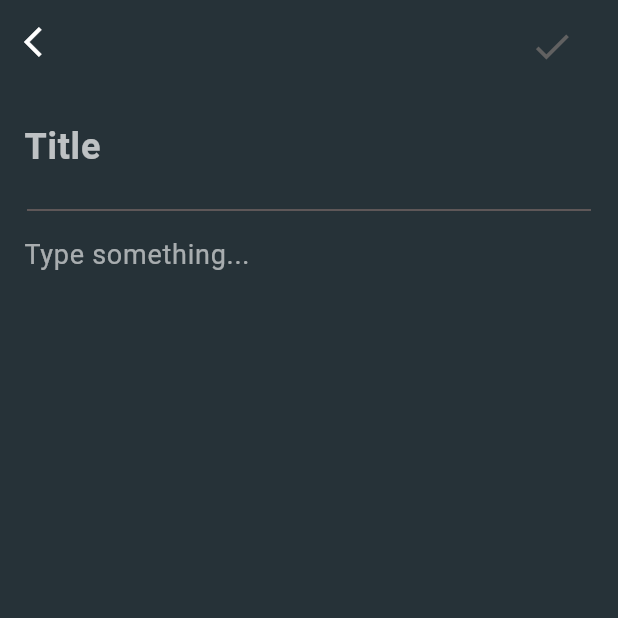
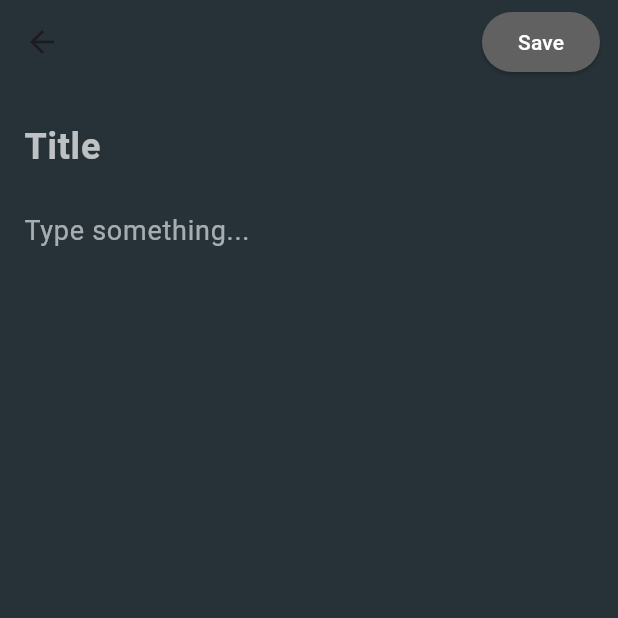
Before and after one commit to ritik6559/Notes, a Flutter app: the screen it shows after launch, after a tap on the "add" icon, on a phone screen of 412 x 824 dp, the top half of it. Run offline on Flutter 3.47's test engine with Material 3 defaults, Android fonts, the phone set to English and light mode, and no system bars; our stand-ins replace sqflite; accounts and stored records are empty.

Commit message:
final commit

```diff
--- a/lib/model/note.dart
+++ b/lib/model/note.dart
@@ -1,9 +1,13 @@
+
+
+// ignore_for_file: prefer_const_declarations
+
 final String tableNotes = 'notes';
 
 class NoteFields {
   static final List<String> values = [
     /// Add all fields
-    id, title, description, time
+    id,title, description, time
   ];
 
   static final String id = '_id';
--- a/lib/page/edit_note_page.dart
+++ b/lib/page/edit_note_page.dart
@@ -1,3 +1,5 @@
+// ignore_for_file: use_build_context_synchronously
+
 import 'package:flutter/material.dart';
 import '../db/notes_database.dart';
 import '../model/note.dart';
@@ -23,7 +25,6 @@ class _AddEditNotePageState extends State<AddEditNotePage> {
   @override
   void initState() {
     super.initState();
-
     title = widget.note?.title ?? '';
     description = widget.note?.description ?? '';
   }
@@ -31,13 +32,6 @@ class _AddEditNotePageState extends State<AddEditNotePage> {
   @override
   Widget build(BuildContext context) => Scaffold(
         appBar: AppBar(
-          leading: IconButton(
-            onPressed: () {
-              Navigator.of(context).pop();
-            },
-            icon: const Icon(Icons.arrow_back_ios,
-            color: Colors.white,
-          ),),
           actions: [buildButton()],
         ),
         body: Form(
@@ -57,14 +51,13 @@ class _AddEditNotePageState extends State<AddEditNotePage> {
 
     return Padding(
       padding: const EdgeInsets.symmetric(vertical: 8, horizontal: 12),
-      child: TextButton(
-
+      child: ElevatedButton(
+        style: ElevatedButton.styleFrom(
+          foregroundColor: Colors.white,
+          backgroundColor: isFormValid ? null : Colors.grey.shade700,
+        ),
         onPressed: addOrUpdateNote,
-        child:Icon(Icons.check,
-        size: 30,
-        color: isFormValid
-              ? Theme.of(context).colorScheme.background
-              : Colors.grey.shade700,),
+        child: const Text('Save'),
       ),
     );
   }
--- a/lib/page/note_detail_page.dart
+++ b/lib/page/note_detail_page.dart
@@ -1,3 +1,5 @@
+// ignore_for_file: use_super_parameters, use_build_context_synchronously
+
 import 'package:flutter/material.dart';
 import 'package:intl/intl.dart';
 import '../db/notes_database.dart';
@@ -38,15 +40,6 @@ class _NoteDetailPageState extends State<NoteDetailPage> {
   @override
   Widget build(BuildContext context) => Scaffold(
         appBar: AppBar(
-          leading: IconButton(
-            onPressed: () {
-              Navigator.of(context).pop();
-            },
-            icon: const Icon(
-              Icons.arrow_back_ios,
-              color: Colors.white,
-            ),
-          ),
           actions: [editButton(), deleteButton()],
         ),
         body: isLoading
@@ -81,8 +74,7 @@ class _NoteDetailPageState extends State<NoteDetailPage> {
       );
 
   Widget editButton() => IconButton(
-      icon: const Icon(Icons.edit_outlined,
-      color: Colors.white,),
+      icon: const Icon(Icons.edit_outlined),
       onPressed: () async {
         if (isLoading) return;
 
@@ -94,8 +86,7 @@ class _NoteDetailPageState extends State<NoteDetailPage> {
       });
 
   Widget deleteButton() => IconButton(
-        icon: const Icon(Icons.delete,
-        color: Colors.white,),
+        icon: const Icon(Icons.delete),
         onPressed: () async {
           await NotesDatabase.instance.delete(widget.noteId);
 
--- a/lib/page/notes_page.dart
+++ b/lib/page/notes_page.dart
@@ -1,9 +1,9 @@
 import 'package:flutter/material.dart';
 import 'package:flutter_staggered_grid_view/flutter_staggered_grid_view.dart';
-import 'package:mynotes/db/notes_database.dart';
+import '../db/notes_database.dart';
 import '../model/note.dart';
-import 'edit_note_page.dart';
-import 'note_detail_page.dart';
+import '../page/edit_note_page.dart';
+import '../page/note_detail_page.dart';
 import '../widget/note_card_widget.dart';
 
 class NotesPage extends StatefulWidget {
@@ -44,43 +44,35 @@ class _NotesPageState extends State<NotesPage> {
         appBar: AppBar(
           title: const Text(
             'Notes',
-            style: TextStyle(
-                color: Colors.white, fontWeight: FontWeight.bold, fontSize: 34),
+            style: TextStyle(fontSize: 24),
           ),
-          actions: const [
-            Icon(
-              Icons.search,
-              color: Colors.white,
-              size: 30,
+          actions: const [Icon(Icons.search), SizedBox(width: 12)],
         ),
-            SizedBox(width: 12)
-          ],
-        ),
-        body: isLoading
-            ? const Center(child: CircularProgressIndicator())
+        body: Center(
+          child: isLoading
+              ? const CircularProgressIndicator()
               : notes.isEmpty
-                ? const Center(
-                  child: Text(
+                  ? const Text(
                       'No Notes',
-                      style: TextStyle(color: Colors.grey, fontSize: 24),
-                    ),
+                      style: TextStyle(color: Colors.white, fontSize: 24),
                     )
                   : buildNotes(),
+        ),
         floatingActionButton: FloatingActionButton(
           backgroundColor: Colors.black,
-          child: const Icon(
-            Icons.add,
-            color: Colors.white,
-          ),
+          child: const Icon(Icons.add),
           onPressed: () async {
             await Navigator.of(context).push(
               MaterialPageRoute(builder: (context) => const AddEditNotePage()),
             );
+
             refreshNotes();
           },
         ),
       );
   Widget buildNotes() => StaggeredGrid.count(
+      // itemCount: notes.length,
+      // staggeredTileBuilder: (index) => StaggeredTile.fit(2),
       crossAxisCount: 2,
       mainAxisSpacing: 2,
       crossAxisSpacing: 2,
@@ -93,17 +85,16 @@ class _NotesPageState extends State<NotesPage> {
             crossAxisCellCount: 1,
             child: GestureDetector(
               onTap: () async {
-                  await Navigator.of(context).push(
-                    MaterialPageRoute(
+                await Navigator.of(context).push(MaterialPageRoute(
                   builder: (context) => NoteDetailPage(noteId: note.id!),
-                    ),
-                  );
+                ));
+
                 refreshNotes();
               },
               child: NoteCardWidget(note: note, index: index),
             ),
           );
         },
-        ),
-      );
+      ));
+
 }
--- a/lib/widget/note_card_widget.dart
+++ b/lib/widget/note_card_widget.dart
@@ -13,10 +13,10 @@ final _lightColors = [
 
 class NoteCardWidget extends StatelessWidget {
   const NoteCardWidget({
-    Key? key,
+    super.key,
     required this.note,
     required this.index,
-  }) : super(key: key);
+  });
 
   final Note note;
   final int index;
--- a/lib/widget/note_form_widget.dart
+++ b/lib/widget/note_form_widget.dart
@@ -21,15 +21,9 @@ class NoteFormWidget extends StatelessWidget {
           child: Column(
             mainAxisSize: MainAxisSize.min,
             children: [
+
               buildTitle(),
               const SizedBox(height: 8),
-              const Padding(
-                padding: EdgeInsets.symmetric(horizontal: 2),
-                child: Divider(
-                  thickness: 1,
-                  color: Color.fromARGB(255, 113, 99, 99),
-                ),
-              ),
               buildDescription(),
               const SizedBox(height: 16),
             ],
--- a/pubspec.yaml
+++ b/pubspec.yaml
@@ -38,6 +38,7 @@ dependencies:
   sqflite: ^2.3.3+1
   flutter_staggered_grid_view: ^0.7.0
   intl: ^0.19.0
+  path_to_regexp: ^0.4.0
 
 
 dev_dependencies:
```
Also changed, not shown: lib/db/notes_database.dart (+2 -8 lines), pubspec.lock. Lines whose indentation alone changed are shown as unchanged.
